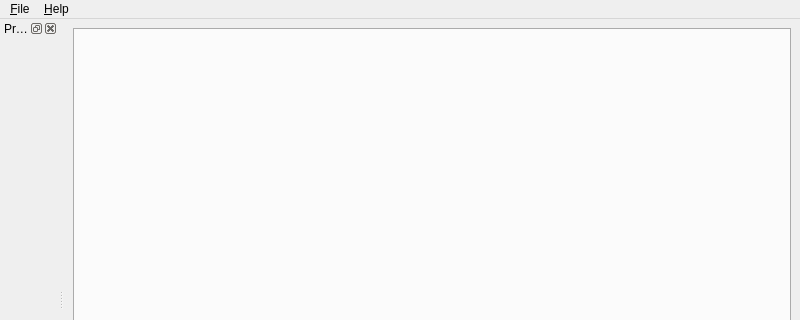
Old version of the form core/src/novelist/windows/MainWindow.ui in the repository Drag-On/novelist; both pictures show x 0 to 800 and y 0 to 320 of the 800 by 600 pixel window.
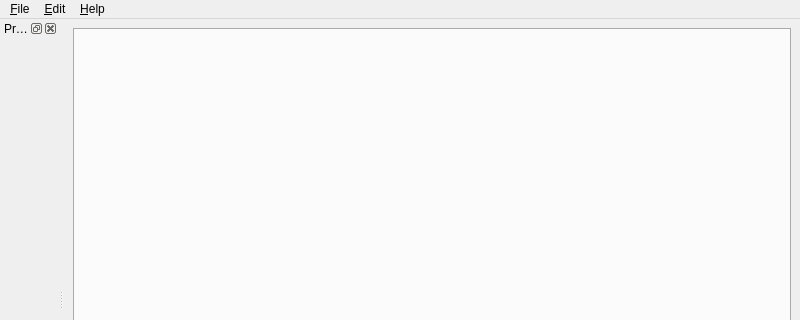
New version of the form. Custom widgets are drawn as their Qt base class.

The edit to the form file:
```diff
--- a/core/src/novelist/windows/MainWindow.ui
+++ b/core/src/novelist/windows/MainWindow.ui
@@ -61,7 +61,15 @@
     <addaction name="actionAbout_Qt"/>
     <addaction name="actionAbout_Novelist"/>
    </widget>
+   <widget class="QMenu" name="menu_Edit">
+    <property name="title">
+     <string>&amp;Edit</string>
+    </property>
+    <addaction name="action_Undo"/>
+    <addaction name="action_Redo"/>
+   </widget>
    <addaction name="menu_File"/>
+   <addaction name="menu_Edit"/>
    <addaction name="menu_Help"/>
   </widget>
   <widget class="QStatusBar" name="statusbar"/>
```
Left out of the diff: 22 changed lines with no effect on the pictures.
